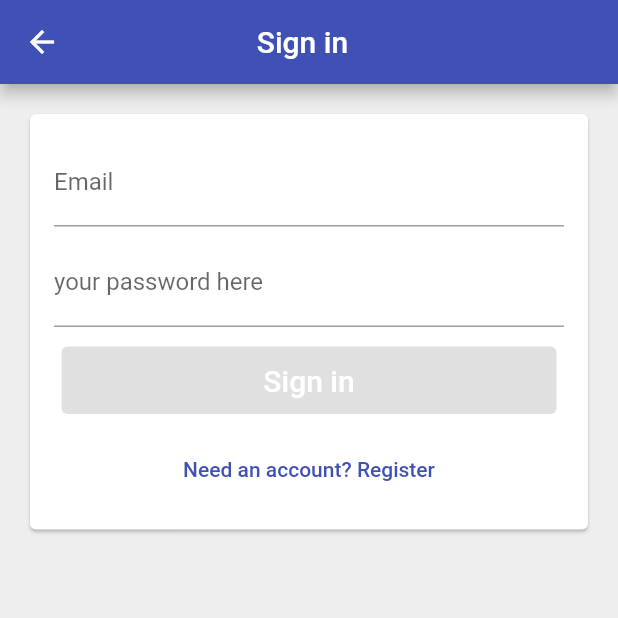
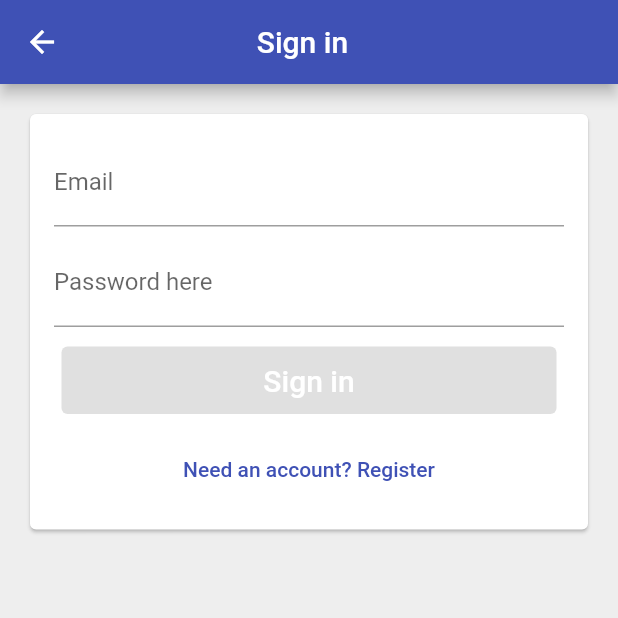
Before and after one commit to Nuri801/time_tracker, a Flutter app: the EmailSignInPage screen opened directly, on a phone screen of 412 x 824 dp, the top half of it. Run offline on Flutter 3.47's test engine with Material 2 defaults, Android fonts, the phone set to English and light mode, and no system bars; our stand-ins replace firebase_auth, firebase_core, google_sign_in, modal_progress_hud; accounts and stored records are empty.

Commit message:
time_tracker

```diff
--- a/lib/app/sign_in/email_sign_in_form_bloc_based.dart
+++ b/lib/app/sign_in/email_sign_in_form_bloc_based.dart
@@ -99,7 +99,7 @@ class _EmailSignInFormBlocBasedState extends State<EmailSignInFormBlocBased> {
       onChanged: widget.bloc.updatePassword,
       controller: _passwordController,
       decoration: InputDecoration(
-        labelText: 'your password here',
+        labelText: 'Password here',
         errorText: model!.passwordErrorText,
         enabled: model!.isLoading == false,
       ),
```
